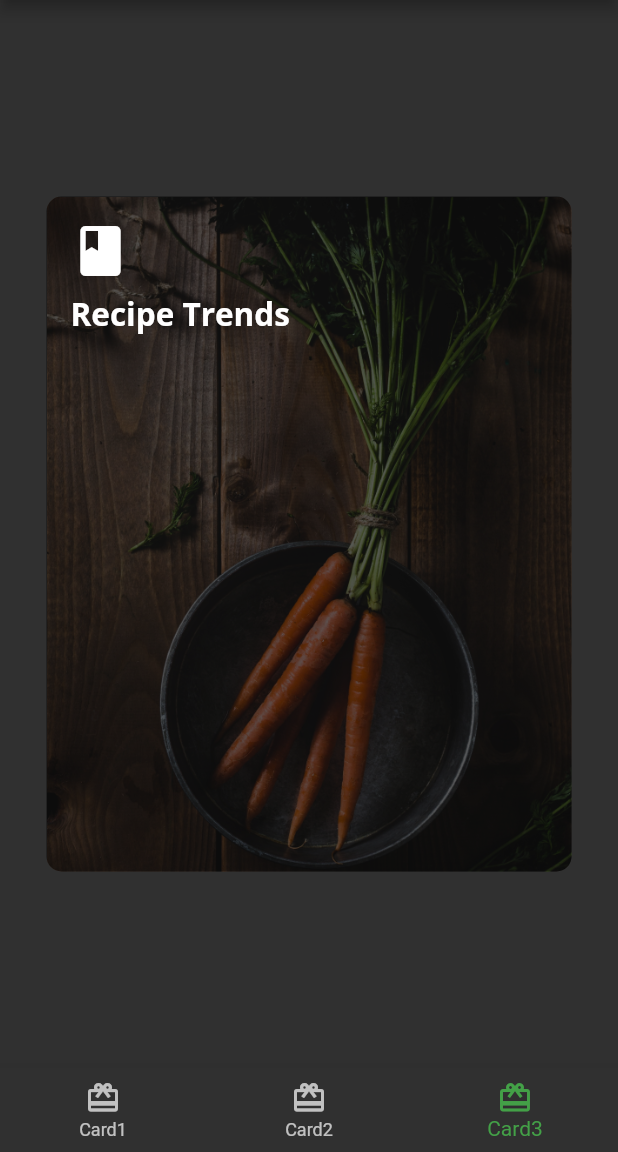
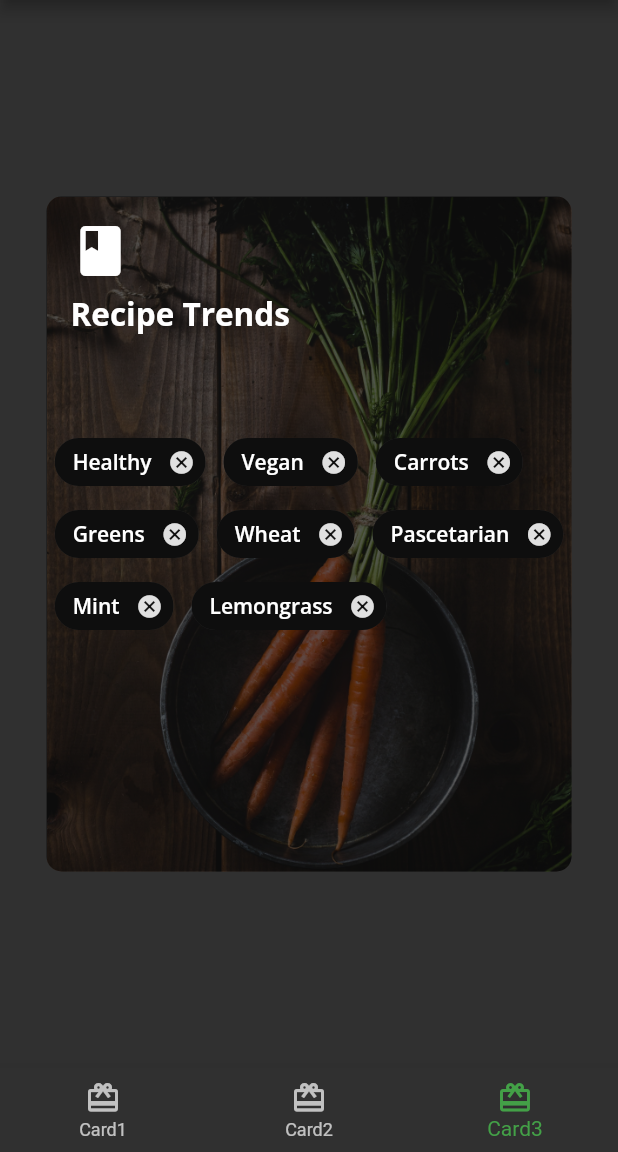
Before and after one commit to amrhesham95/flutter_fooderlich, a Flutter app: the screen it shows after launch, item 3 of the bottom bar chosen, on a phone screen of 412 x 824 dp, the part 84-1236 px from its top. Run offline on Flutter 3.47's test engine with Material 2 defaults, Android fonts, the phone set to English and light mode, and no system bars; our stand-ins replace google_fonts.

Commit message:
Composing the chips

```diff
--- a/lib/card3.dart
+++ b/lib/card3.dart
@@ -24,7 +24,6 @@ class Card3 extends StatelessWidget {
                 borderRadius: const BorderRadius.all(Radius.circular(10.0)),
               ),
             ),
-            // TODO 6: Add Container, Column, Icon and Text
             Container(
               padding: const EdgeInsets.all(16),
               child: Column(
@@ -40,10 +39,39 @@ class Card3 extends StatelessWidget {
               ),
             ),
             // TODO 7: Add Center widget with Chip widge children
+            Center(
+              child: Wrap(
+                alignment: WrapAlignment.start,
+                spacing: 12,
+                children:
+                  getChips()
+              ),
+            )
           ],
         ),
       ),
     );
   }
+List<Chip> getChips() {
+    const chipsNames = [
+      "Healthy",
+      "Vegan",
+      "Carrots",
+      "Greens",
+      "Wheat",
+      "Pascetarian",
+      "Mint",
+      "Lemongrass"
+    ];
 
+    return chipsNames.map( (chipName) =>
+      Chip(
+        label: Text(chipName,
+            style: FooderlichTheme.darkTextTheme.bodyText1),
+        backgroundColor: Colors.black.withOpacity(0.7),
+        onDeleted: () {
+          print("item deleted");
+        },
+      )).toList();
 }
+}
```
